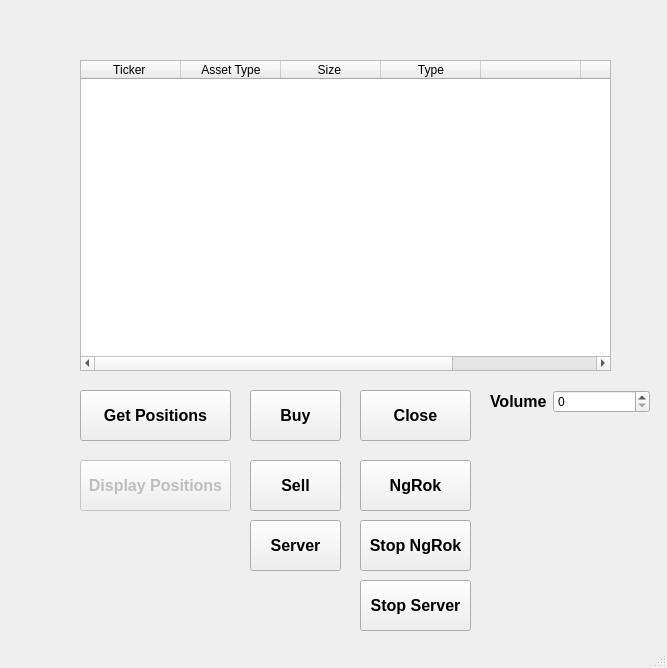
The window that MainWindow.ui (Elessar1996/IBController) describes before a commit, drawn with Qt 5.
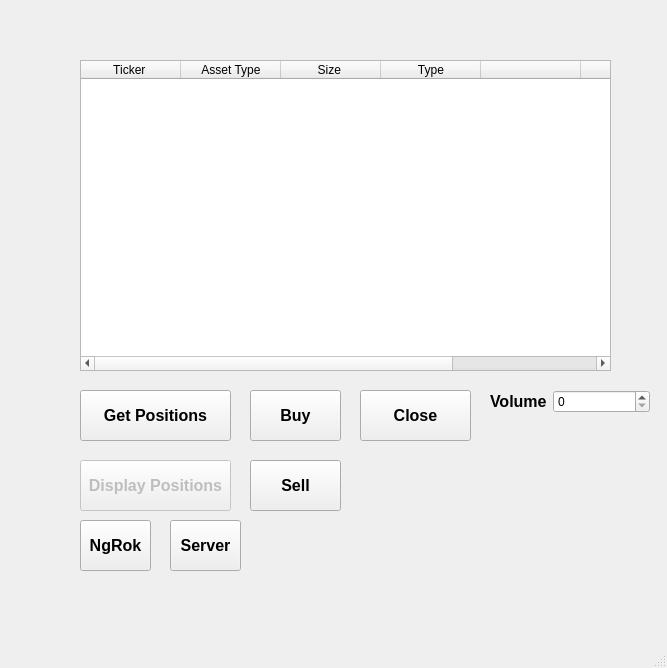
The same window after the commit.

What changed in the file:
```diff
--- a/MainWindow.ui
+++ b/MainWindow.ui
@@ -173,7 +173,7 @@
       <x>490</x>
       <y>390</y>
       <width>160</width>
-      <height>171</height>
+      <height>41</height>
      </rect>
     </property>
     <layout class="QFormLayout" name="formLayout">
@@ -207,9 +207,9 @@
    <widget class="QPushButton" name="ngrok_btn">
     <property name="geometry">
      <rect>
-      <x>360</x>
-      <y>460</y>
-      <width>111</width>
+      <x>80</x>
+      <y>520</y>
+      <width>71</width>
       <height>51</height>
      </rect>
     </property>
@@ -228,9 +228,9 @@
    <widget class="QPushButton" name="server_btn">
     <property name="geometry">
      <rect>
-      <x>250</x>
+      <x>170</x>
       <y>520</y>
-      <width>91</width>
+      <width>71</width>
       <height>51</height>
      </rect>
     </property>
@@ -246,48 +246,6 @@
      <string>Server</string>
     </property>
    </widget>
-   <widget class="QPushButton" name="stop_ngrok_btn">
-    <property name="geometry">
-     <rect>
-      <x>360</x>
-      <y>520</y>
-      <width>111</width>
-      <height>51</height>
-     </rect>
-    </property>
-    <property name="font">
-     <font>
-      <family>Arial</family>
-      <pointsize>12</pointsize>
-      <weight>75</weight>
-      <bold>true</bold>
-     </font>
-    </property>
-    <property name="text">
-     <string>Stop NgRok</string>
-    </property>
-   </widget>
-   <widget class="QPushButton" name="stop_server_btn">
-    <property name="geometry">
-     <rect>
-      <x>360</x>
-      <y>580</y>
-      <width>111</width>
-      <height>51</height>
-     </rect>
-    </property>
-    <property name="font">
-     <font>
-      <family>Arial</family>
-      <pointsize>12</pointsize>
-      <weight>75</weight>
-      <bold>true</bold>
-     </font>
-    </property>
-    <property name="text">
-     <string>Stop Server</string>
-    </property>
-   </widget>
   </widget>
   <widget class="QStatusBar" name="statusbar"/>
  </widget>
```
